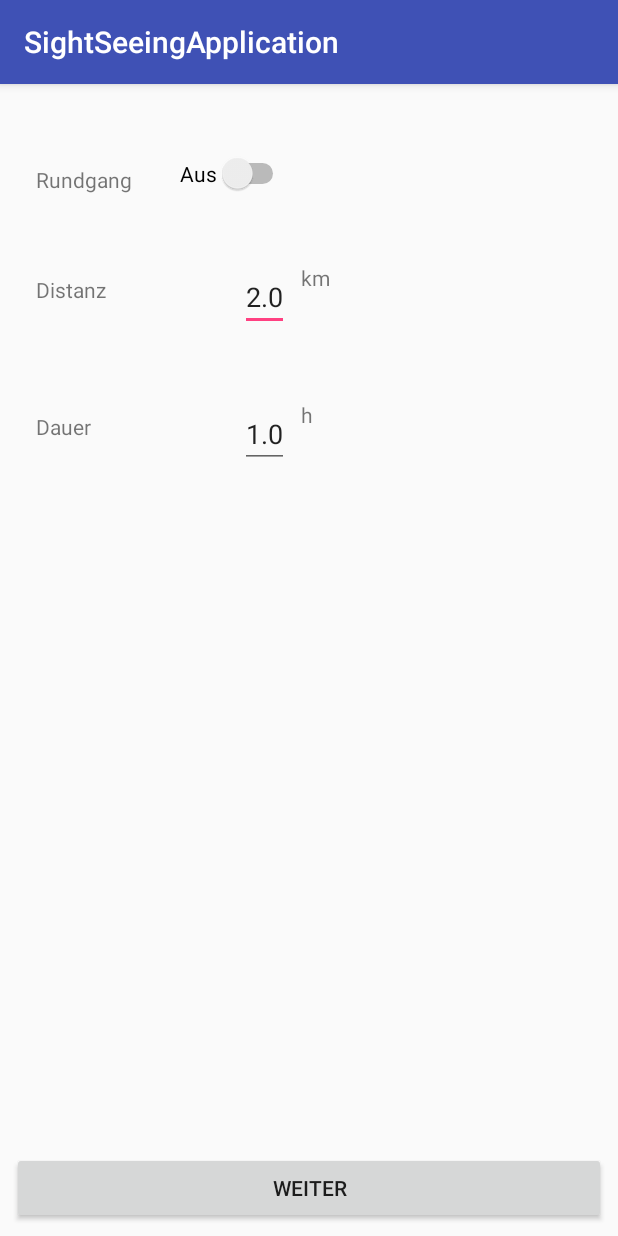
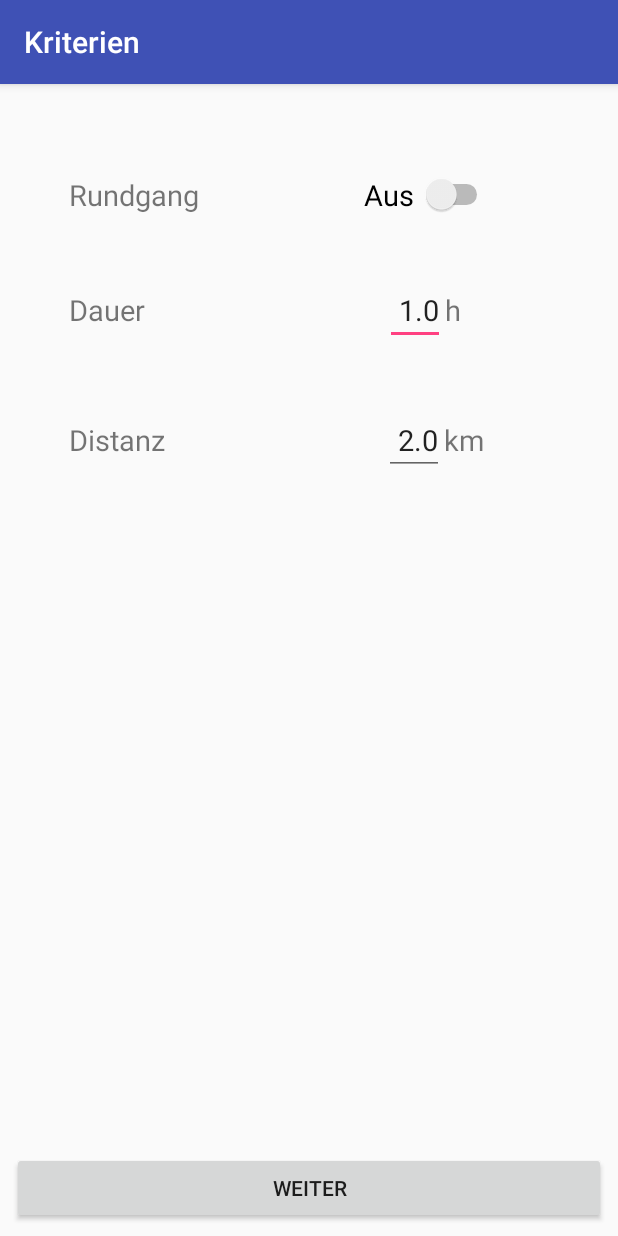
Before and after one commit to MIDw17group02/sightseeingApp, an Android app: the ConfigurationActivity screen opened directly, with no data from a screen before it, on a phone screen of 412 x 824 dp. Run offline under Robolectric (Android 15) with nearby library versions, the phone set to English and light mode, and no system bars.

Commit message:
updated some layouts

```diff
--- a/mobile/build.gradle
+++ b/mobile/build.gradle
@@ -20,15 +20,16 @@ android {
 
 dependencies {
     implementation fileTree(dir: 'libs', include: ['*.jar'])
+    implementation 'com.android.support.constraint:constraint-layout:1.0.2'
     implementation 'com.android.support:appcompat-v7:26.1.0'
-    implementation 'com.android.support.constraint:constraint-layout:1.0.2'
     implementation 'com.android.support:design:26.1.0'
     implementation 'com.android.support:wear:26.1.0'
     testImplementation 'junit:junit:4.12'
     androidTestImplementation 'com.android.support.test:runner:1.0.1'
     androidTestImplementation 'com.android.support.test.espresso:espresso-core:3.0.1'
+    implementation 'com.google.android.gms:play-services-wearable:11.6.2'
     compileOnly 'com.google.android.wearable:wearable:2.1.0'
     wearApp project(':wear')
-    implementation 'com.google.android.gms:play-services-wearable:+'
+    compile 'com.google.android.gms:play-services-maps:11.6.2'
     compile 'com.squareup.okhttp3:okhttp:3.5.0'
 }
--- a/mobile/src/main/AndroidManifest.xml
+++ b/mobile/src/main/AndroidManifest.xml
@@ -13,7 +13,8 @@
         android:supportsRtl="true"
         android:theme="@style/AppTheme">
         <activity android:name=".ConfigurationActivity" />
-        <activity android:name=".StartActivity">
+        <activity android:name=".StartActivity"
+                  android:theme="@style/AppTheme.NoActionBar">
             <intent-filter>
                 <action android:name="android.intent.action.MAIN" />
 
--- a/mobile/src/main/java/com/example/de/testssapplication/ConfigurationActivity.java
+++ b/mobile/src/main/java/com/example/de/testssapplication/ConfigurationActivity.java
@@ -48,6 +48,8 @@ public class ConfigurationActivity extends AppCompatActivity {
             // Request Permissions from User
             ActivityCompat.requestPermissions(this, new String[]{android.Manifest.permission.ACCESS_FINE_LOCATION}, location_permission_request);
         }
+
+        setTitle(getString(R.string.title_activity_configuration));
 
         progressDialog = new ProgressDialog(this);
         EditTextDistance = (EditText) findViewById(R.id.edit_text_distance);
--- a/mobile/src/main/java/model/POI.java
+++ b/mobile/src/main/java/model/POI.java
@@ -5,7 +5,6 @@ import android.graphics.Bitmap;
 /**
  * Created by de on 01.12.2017.
  */
-
 public class POI {
 
     private String name;
--- a/mobile/src/main/res/layout/activity_configuration.xml
+++ b/mobile/src/main/res/layout/activity_configuration.xml
@@ -6,92 +6,107 @@
     android:layout_height="match_parent"
     tools:context="com.example.de.testssapplication.ConfigurationActivity">
 
-    <TableLayout
-        android:layout_margin="@dimen/activity_vertical_margin"
+    <LinearLayout
+        android:orientation="vertical"
+        android:layout_marginTop="40dp"
         android:layout_width="match_parent"
         android:layout_height="match_parent">
 
-        <TableRow
-            android:layout_marginTop="30dp"
-            android:layout_width="match_parent"
-            android:layout_height="match_parent" >
+        <LinearLayout
+            android:orientation="horizontal"
+            android:gravity="center_vertical"
+            android:layout_marginHorizontal="46dp"
+            android:layout_marginVertical="20dp"
+            android:layout_width="wrap_content"
+            android:layout_height="wrap_content">
 
             <TextView
                 android:id="@+id/label_roundtour"
                 android:layout_width="wrap_content"
                 android:layout_height="wrap_content"
-                android:layout_margin="8dp"
+                android:layout_marginRight="110dp"
+                android:textSize="@dimen/configuration_activity_text_size"
                 android:text="@string/roundLabel" />
 
             <Switch
                 android:id="@+id/switch_roundtour"
                 android:layout_width="match_parent"
                 android:layout_height="wrap_content"
-                android:layout_margin="8dp"
+                android:textSize="@dimen/configuration_activity_text_size"
+                android:text="@string/roundOff" />
+        </LinearLayout>
+
+
+        <LinearLayout
+            android:orientation="horizontal"
+            android:gravity="center_vertical"
+            android:layout_marginHorizontal="46dp"
+            android:layout_marginVertical="20dp"
+            android:layout_width="wrap_content"
+            android:layout_height="wrap_content">
+
+            <TextView
+                android:id="@+id/label_duration"
+                android:layout_width="wrap_content"
+                android:layout_marginRight="160dp"
+                android:textSize="@dimen/configuration_activity_text_size"
+                android:layout_height="wrap_content"
+                android:text="@string/durationLabel" />
+
+            <EditText
+                android:id="@+id/edit_text_duration"
+                android:layout_width="40dp"
+                android:layout_height="wrap_content"
                 android:layout_gravity="right"
-                android:text="@string/roundOff" />
-        </TableRow>
+                android:gravity="right"
+                android:inputType="numberDecimal"
+                android:lines="1"
+                android:textSize="@dimen/configuration_activity_text_size"
+                android:text="1.0" />
 
-        <TableRow
-            android:layout_marginTop="30dp"
-            android:layout_width="match_parent"
-            android:layout_height="match_parent" >
+            <TextView
+                android:layout_width="wrap_content"
+                android:layout_height="wrap_content"
+                android:textSize="@dimen/configuration_activity_text_size"
+                android:text="h" />
+
+        </LinearLayout>
+
+        <LinearLayout
+            android:orientation="horizontal"
+            android:gravity="center_vertical"
+            android:layout_marginHorizontal="46dp"
+            android:layout_marginVertical="20dp"
+            android:layout_width="wrap_content"
+            android:layout_height="wrap_content">
 
             <TextView
                 android:id="@+id/label_distance"
                 android:layout_width="wrap_content"
                 android:layout_height="wrap_content"
-                android:layout_margin="8dp"
+                android:layout_marginRight="146dp"
+                android:textSize="@dimen/configuration_activity_text_size"
                 android:text="@string/distanceLabel" />
 
             <EditText
                 android:id="@+id/edit_text_distance"
-                android:layout_width="match_parent"
+                android:layout_width="40dp"
                 android:layout_height="wrap_content"
-                android:layout_margin="8dp"
                 android:layout_gravity="right"
                 android:gravity="right"
                 android:inputType="numberDecimal"
+                android:textSize="@dimen/configuration_activity_text_size"
                 android:lines="1"
                 android:text="2.0" />
 
             <TextView
                 android:layout_width="wrap_content"
-                android:layout_height="match_parent"
-                android:text="km" />
-        </TableRow>
+                android:layout_height="wrap_content"
+                android:textSize="@dimen/configuration_activity_text_size"
+                android:text="km"/>
+        </LinearLayout>
 
-        <TableRow
-            android:layout_marginTop="30dp"
-            android:layout_width="match_parent"
-            android:layout_height="match_parent" >
-
-            <TextView
-                android:id="@+id/label_duration"
-                android:layout_width="wrap_content"
-                android:layout_height="wrap_content"
-                android:layout_margin="8dp"
-                android:text="@string/durationLabel" />
-
-            <EditText
-                android:id="@+id/edit_text_duration"
-                android:layout_width="match_parent"
-                android:layout_height="wrap_content"
-                android:layout_margin="8dp"
-                android:layout_gravity="right"
-                android:gravity="right"
-                android:inputType="numberDecimal"
-                android:lines="1"
-                android:text="1.0" />
-
-            <TextView
-                android:layout_width="wrap_content"
-                android:layout_height="match_parent"
-                android:text="h" />
-
-        </TableRow>
-
-    </TableLayout>
+    </LinearLayout>
 
     <Button
         android:id="@+id/continueSelectionButton"
--- a/mobile/src/main/res/layout/tab_map.xml
+++ b/mobile/src/main/res/layout/tab_map.xml
@@ -1,14 +1,15 @@
-<android.support.constraint.ConstraintLayout xmlns:android="http://schemas.android.com/apk/res/android"
-    xmlns:app="http://schemas.android.com/apk/res-auto"
+<android.support.constraint.ConstraintLayout
+    xmlns:android="http://schemas.android.com/apk/res/android"
     xmlns:tools="http://schemas.android.com/tools"
-    android:id="@+id/constraintLayout"
     android:layout_width="match_parent"
     android:layout_height="match_parent"
-    tools:context="com.example.de.testssapplication.POISelectorActivity$PlaceholderFragment">
+    tools:context="com.example.de.testssapplication.POISelectorActivity">
 
-    <TextView
-        android:text="TAB2"
-        android:layout_width="wrap_content"
-        android:layout_height="wrap_content" />
+    <com.google.android.gms.maps.MapView
+        android:id="@+id/staticMapView"
+        android:layout_width="match_parent"
+        android:layout_height="match_parent">
+
+    </com.google.android.gms.maps.MapView>
 
 </android.support.constraint.ConstraintLayout>
--- a/mobile/src/main/res/values/dimens.xml
+++ b/mobile/src/main/res/values/dimens.xml
@@ -19,4 +19,6 @@
 
     <dimen name="grid_poi_element_width">180dp</dimen>
     <dimen name="grid_poi_element_textSize">12dp</dimen>
+
+    <dimen name="configuration_activity_text_size">19sp</dimen>
 </resources>
--- a/mobile/src/main/res/values/strings.xml
+++ b/mobile/src/main/res/values/strings.xml
@@ -3,7 +3,7 @@
     <string name="google_maps_key">AIzaSyDzw47QwwNwNM2kFne6KsviyP5bv1SyDak</string>
     <string name="option_get_place">Get POIs</string>
     <string name="title_activity_start">StartActivity</string>
-    <string name="title_activity_configuration">ConfigurationActivity</string>
+    <string name="title_activity_configuration">Kriterien</string>
 
     <!--
     This string is used for square devices and overridden by hello_world in
@@ -13,8 +13,8 @@
     <string name="roundLabel">Rundgang</string>
     <string name="distanceLabel">Distanz</string>
     <string name="durationLabel">Dauer</string>
-    <string name="roundOn">An</string>
-    <string name="roundOff">Aus</string>
+    <string name="roundOn">An\ \ \ </string>
+    <string name="roundOff">Aus\ \ </string>
     <string name="continueStr">weiter</string>
     <string name="ok">OK</string>
     <string name="loading_pois">Lade Sehenswürdigkeiten...</string>
```
